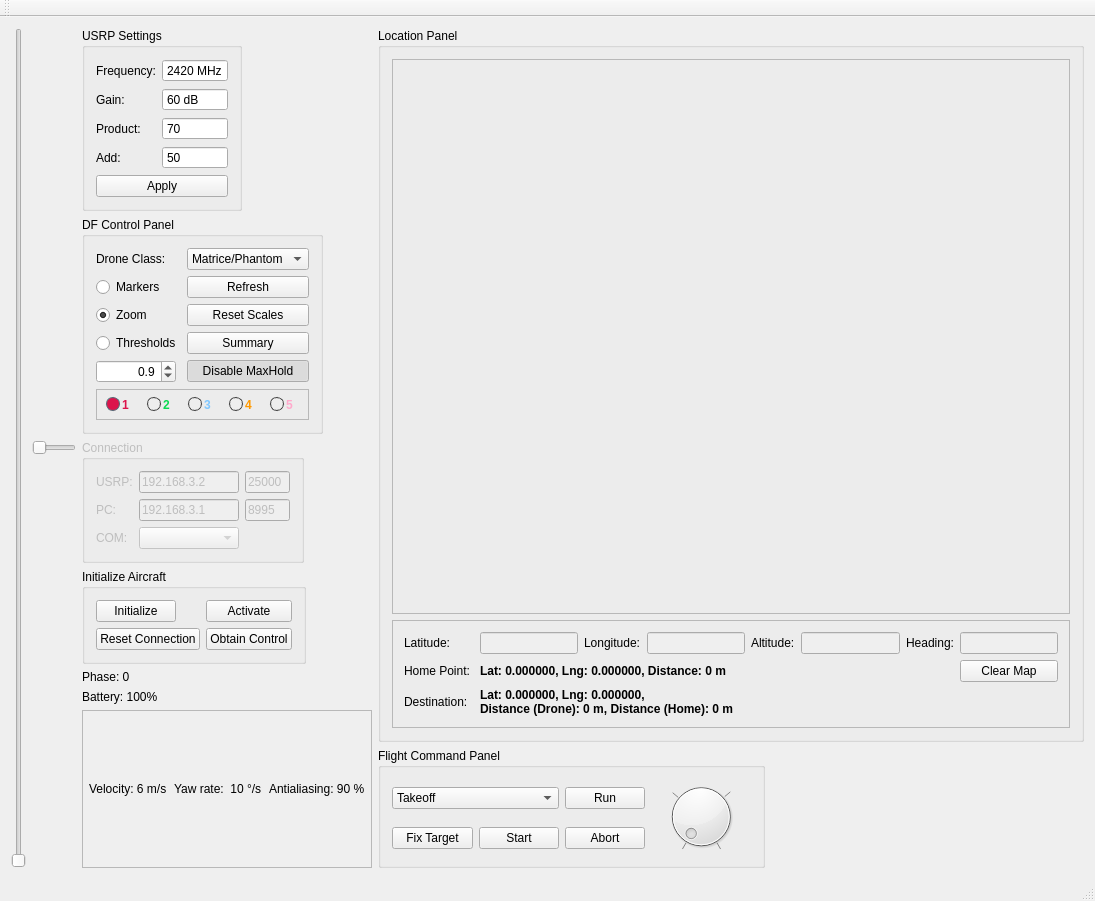
Valkaryne/Matrice600DF, file view/mainview.ui: the form before one commit.
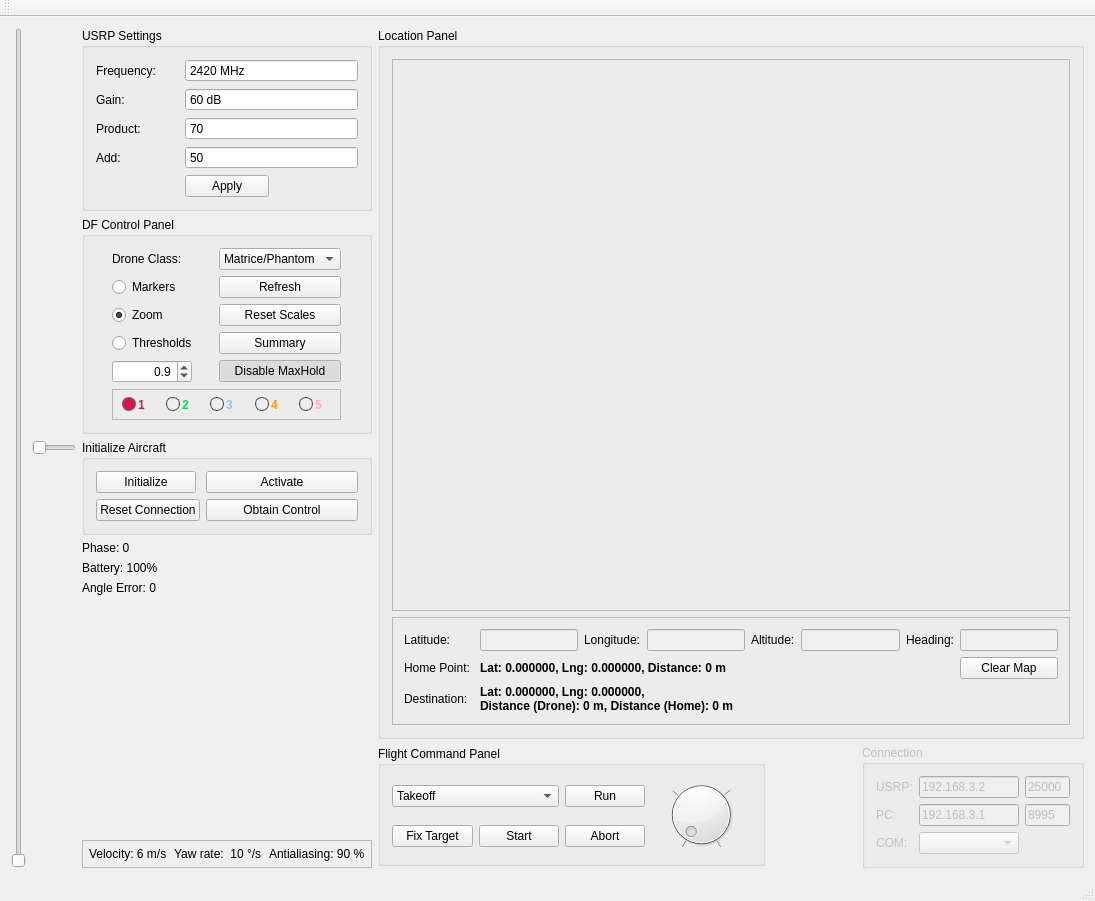
The form after the commit.

The edit to the form file:
```diff
--- a/view/mainview.ui
+++ b/view/mainview.ui
@@ -81,7 +81,7 @@
       <item>
        <widget class="QGroupBox" name="usrpBox">
         <property name="sizePolicy">
-         <sizepolicy hsizetype="Maximum" vsizetype="Maximum">
+         <sizepolicy hsizetype="MinimumExpanding" vsizetype="Maximum">
           <horstretch>0</horstretch>
           <verstretch>0</verstretch>
          </sizepolicy>
@@ -106,9 +106,15 @@
          </item>
          <item row="1" column="1" colspan="2">
           <widget class="QSpinBox" name="sb_gain">
+           <property name="sizePolicy">
+            <sizepolicy hsizetype="Preferred" vsizetype="Fixed">
+             <horstretch>0</horstretch>
+             <verstretch>0</verstretch>
+            </sizepolicy>
+           </property>
            <property name="maximumSize">
             <size>
-             <width>75</width>
+             <width>16777215</width>
              <height>16777215</height>
             </size>
            </property>
@@ -143,21 +149,14 @@
            </property>
           </widget>
          </item>
-         <item row="6" column="0" colspan="3">
-          <widget class="QPushButton" name="btn_apply">
-           <property name="sizePolicy">
-            <sizepolicy hsizetype="Preferred" vsizetype="Fixed">
-             <horstretch>0</horstretch>
-             <verstretch>0</verstretch>
-            </sizepolicy>
-           </property>
-           <property name="text">
-            <string>Apply</string>
-           </property>
-          </widget>
-         </item>
          <item row="0" column="1" colspan="2">
           <widget class="QDoubleSpinBox" name="sb_frequency">
+           <property name="sizePolicy">
+            <sizepolicy hsizetype="Preferred" vsizetype="Preferred">
+             <horstretch>0</horstretch>
+             <verstretch>0</verstretch>
+            </sizepolicy>
+           </property>
            <property name="minimumSize">
             <size>
              <width>0</width>
@@ -166,7 +165,7 @@
            </property>
            <property name="maximumSize">
             <size>
-             <width>75</width>
+             <width>16777215</width>
              <height>16777215</height>
             </size>
            </property>
@@ -194,7 +193,7 @@
           <widget class="QSpinBox" name="sb_temp_add">
            <property name="maximumSize">
             <size>
-             <width>75</width>
+             <width>16777215</width>
              <height>16777215</height>
             </size>
            </property>
@@ -213,7 +212,7 @@
           <widget class="QSpinBox" name="sb_temp_prod">
            <property name="maximumSize">
             <size>
-             <width>75</width>
+             <width>16777215</width>
              <height>16777215</height>
             </size>
            </property>
@@ -228,13 +227,32 @@
            </property>
           </widget>
          </item>
+         <item row="5" column="1">
+          <widget class="QPushButton" name="btn_apply">
+           <property name="sizePolicy">
+            <sizepolicy hsizetype="Preferred" vsizetype="Fixed">
+             <horstretch>0</horstretch>
+             <verstretch>0</verstretch>
+            </sizepolicy>
+           </property>
+           <property name="maximumSize">
+            <size>
+             <width>100</width>
+             <height>16777215</height>
+            </size>
+           </property>
+           <property name="text">
+            <string>Apply</string>
+           </property>
+          </widget>
+         </item>
         </layout>
        </widget>
       </item>
       <item>
        <widget class="QGroupBox" name="dfControlBox">
         <property name="sizePolicy">
-         <sizepolicy hsizetype="Maximum" vsizetype="Maximum">
+         <sizepolicy hsizetype="Preferred" vsizetype="Maximum">
           <horstretch>0</horstretch>
           <verstretch>0</verstretch>
          </sizepolicy>
@@ -243,84 +261,7 @@
          <string>DF Control Panel</string>
         </property>
         <layout class="QGridLayout" name="gridLayout_2">
-         <item row="1" column="1">
-          <widget class="QRadioButton" name="rb_markersMode">
-           <property name="text">
-            <string>Markers</string>
-           </property>
-           <property name="checked">
-            <bool>false</bool>
-           </property>
-           <attribute name="buttonGroup">
-            <string notr="true">bgr_modes</string>
-           </attribute>
-          </widget>
-         </item>
-         <item row="4" column="2">
-          <widget class="QPushButton" name="btn_maxHold">
-           <property name="sizePolicy">
-            <sizepolicy hsizetype="Preferred" vsizetype="Fixed">
-             <horstretch>0</horstretch>
-             <verstretch>0</verstretch>
-            </sizepolicy>
-           </property>
-           <property name="text">
-            <string>Disable MaxHold</string>
-           </property>
-           <property name="checkable">
-            <bool>true</bool>
-           </property>
-           <property name="checked">
-            <bool>true</bool>
-           </property>
-          </widget>
-         </item>
-         <item row="0" column="1">
-          <widget class="QLabel" name="lbl_droneClassSelect">
-           <property name="text">
-            <string>Drone Class:</string>
-           </property>
-          </widget>
-         </item>
-         <item row="0" column="2">
-          <widget class="QComboBox" name="cb_droneClassSelect">
-           <property name="sizePolicy">
-            <sizepolicy hsizetype="Maximum" vsizetype="Fixed">
-             <horstretch>0</horstretch>
-             <verstretch>0</verstretch>
-            </sizepolicy>
-           </property>
-           <item>
-            <property name="text">
-             <string>Matrice/Phantom</string>
-            </property>
-           </item>
-           <item>
-            <property name="text">
-             <string>Mavic/Spark</string>
-            </property>
-           </item>
-           <item>
-            <property name="text">
-             <string>Planer</string>
-            </property>
-           </item>
-          </widget>
-         </item>
-         <item row="1" column="2">
-          <widget class="QPushButton" name="btn_refresh">
-           <property name="sizePolicy">
-            <sizepolicy hsizetype="Preferred" vsizetype="Fixed">
-             <horstretch>0</horstretch>
-             <verstretch>0</verstretch>
-            </sizepolicy>
-           </property>
-           <property name="text">
-            <string>Refresh</string>
-           </property>
-          </widget>
-         </item>
-         <item row="3" column="1">
+         <item row="4" column="1">
           <widget class="QRadioButton" name="rb_thresholdMode">
            <property name="text">
             <string>Thresholds</string>
@@ -330,20 +271,7 @@
            </attribute>
           </widget>
          </item>
-         <item row="2" column="1">
-          <widget class="QRadioButton" name="rb_zoomMode">
-           <property name="text">
-            <string>Zoom</string>
-           </property>
-           <property name="checked">
-            <bool>true</bool>
-           </property>
-           <attribute name="buttonGroup">
-            <string notr="true">bgr_modes</string>
-           </attribute>
-          </widget>
-         </item>
-         <item row="3" column="2">
+         <item row="4" column="2">
           <widget class="QPushButton" name="btn_amMode">
            <property name="sizePolicy">
             <sizepolicy hsizetype="Preferred" vsizetype="Fixed">
@@ -359,7 +287,20 @@
            </property>
           </widget>
          </item>
-         <item row="4" column="1">
+         <item row="3" column="1">
+          <widget class="QRadioButton" name="rb_zoomMode">
+           <property name="text">
+            <string>Zoom</string>
+           </property>
+           <property name="checked">
+            <bool>true</bool>
+           </property>
+           <attribute name="buttonGroup">
+            <string notr="true">bgr_modes</string>
+           </attribute>
+          </widget>
+         </item>
+         <item row="5" column="1">
           <widget class="QDoubleSpinBox" name="sb_expCoeff">
            <property name="sizePolicy">
             <sizepolicy hsizetype="Preferred" vsizetype="Fixed">
@@ -393,7 +334,7 @@
            </property>
           </widget>
          </item>
-         <item row="2" column="2">
+         <item row="3" column="2">
           <widget class="QPushButton" name="btn_resetScales">
            <property name="sizePolicy">
             <sizepolicy hsizetype="Preferred" vsizetype="Fixed">
@@ -406,7 +347,84 @@
            </property>
           </widget>
          </item>
-         <item row="5" column="1" colspan="2">
+         <item row="2" column="1">
+          <widget class="QRadioButton" name="rb_markersMode">
+           <property name="text">
+            <string>Markers</string>
+           </property>
+           <property name="checked">
+            <bool>false</bool>
+           </property>
+           <attribute name="buttonGroup">
+            <string notr="true">bgr_modes</string>
+           </attribute>
+          </widget>
+         </item>
+         <item row="1" column="1">
+          <widget class="QLabel" name="lbl_droneClassSelect">
+           <property name="text">
+            <string>Drone Class:</string>
+           </property>
+          </widget>
+         </item>
+         <item row="1" column="2">
+          <widget class="QComboBox" name="cb_droneClassSelect">
+           <property name="sizePolicy">
+            <sizepolicy hsizetype="Maximum" vsizetype="Fixed">
+             <horstretch>0</horstretch>
+             <verstretch>0</verstretch>
+            </sizepolicy>
+           </property>
+           <item>
+            <property name="text">
+             <string>Matrice/Phantom</string>
+            </property>
+           </item>
+           <item>
+            <property name="text">
+             <string>Mavic/Spark</string>
+            </property>
+           </item>
+           <item>
+            <property name="text">
+             <string>Planer</string>
+            </property>
+           </item>
+          </widget>
+         </item>
+         <item row="5" column="2">
+          <widget class="QPushButton" name="btn_maxHold">
+           <property name="sizePolicy">
+            <sizepolicy hsizetype="Preferred" vsizetype="Fixed">
+             <horstretch>0</horstretch>
+             <verstretch>0</verstretch>
+            </sizepolicy>
+           </property>
+           <property name="text">
+            <string>Disable MaxHold</string>
+           </property>
+           <property name="checkable">
+            <bool>true</bool>
+           </property>
+           <property name="checked">
+            <bool>true</bool>
+           </property>
+          </widget>
+         </item>
+         <item row="2" column="2">
+          <widget class="QPushButton" name="btn_refresh">
+           <property name="sizePolicy">
+            <sizepolicy hsizetype="Preferred" vsizetype="Fixed">
+             <horstretch>0</horstretch>
+             <verstretch>0</verstretch>
+            </sizepolicy>
+           </property>
+           <property name="text">
+            <string>Refresh</string>
+           </property>
+          </widget>
+         </item>
+         <item row="6" column="1" colspan="2">
           <widget class="QFrame" name="markersFrame">
            <property name="frameShape">
             <enum>QFrame::StyledPanel</enum>
@@ -614,104 +632,10 @@
         </layout>
        </widget>
       </item>
-      <item>
-       <widget class="QGroupBox" name="connectionBox">
-        <property name="enabled">
-         <bool>false</bool>
-        </property>
-        <property name="sizePolicy">
-         <sizepolicy hsizetype="Maximum" vsizetype="Maximum">
-          <horstretch>0</horstretch>
-          <verstretch>0</verstretch>
-         </sizepolicy>
-        </property>
-        <property name="title">
-         <string>Connection</string>
-        </property>
-        <layout class="QGridLayout" name="gridLayout_3">
-         <item row="2" column="1">
-          <widget class="QComboBox" name="comboBox"/>
-         </item>
-         <item row="0" column="0">
-          <widget class="QLabel" name="lbl_usrp">
-           <property name="text">
-            <string>USRP:</string>
-           </property>
-          </widget>
-         </item>
-         <item row="2" column="0">
-          <widget class="QLabel" name="lbl_com">
-           <property name="text">
-            <string>COM:</string>
-           </property>
-          </widget>
-         </item>
-         <item row="0" column="1">
-          <widget class="QLineEdit" name="le_usrpIP">
-           <property name="maximumSize">
-            <size>
-             <width>100</width>
-             <height>16777215</height>
-            </size>
-           </property>
-           <property name="text">
-            <string>192.168.3.2</string>
-           </property>
-          </widget>
-         </item>
-         <item row="0" column="2">
-          <widget class="QLineEdit" name="le_usrpPort">
-           <property name="maximumSize">
-            <size>
-             <width>45</width>
-             <height>16777215</height>
-            </size>
-           </property>
-           <property name="text">
-            <string>25000</string>
-           </property>
-          </widget>
-         </item>
-         <item row="1" column="0">
-          <widget class="QLabel" name="lbl_pc">
-           <property name="text">
-            <string>PC:</string>
-           </property>
-          </widget>
-         </item>
-         <item row="1" column="1">
-          <widget class="QLineEdit" name="le_pcIP">
-           <property name="maximumSize">
-            <size>
-             <width>100</width>
-             <height>16777215</height>
-            </size>
-           </property>
-           <property name="text">
-            <string>192.168.3.1</string>
-           </property>
-          </widget>
-         </item>
-         <item row="1" column="2">
-          <widget class="QLineEdit" name="le_pcPort">
-           <property name="maximumSize">
-            <size>
-             <width>45</width>
-             <height>16777215</height>
-            </size>
-           </property>
-           <property name="text">
-            <string>8995</string>
-           </property>
-          </widget>
-         </item>
-        </layout>
-       </widget>
-      </item>
       <item>
        <widget class="QGroupBox" name="initAircraftBox">
         <property name="sizePolicy">
-         <sizepolicy hsizetype="Maximum" vsizetype="Maximum">
+         <sizepolicy hsizetype="Preferred" vsizetype="Maximum">
           <horstretch>0</horstretch>
           <verstretch>0</verstretch>
          </sizepolicy>
@@ -728,6 +652,12 @@
              <verstretch>0</verstretch>
             </sizepolicy>
            </property>
+           <property name="minimumSize">
+            <size>
+             <width>100</width>
+             <height>0</height>
+            </size>
+           </property>
            <property name="text">
             <string>Initialize</string>
            </property>
@@ -754,6 +684,12 @@
              <verstretch>0</verstretch>
             </sizepolicy>
            </property>
+           <property name="minimumSize">
+            <size>
+             <width>100</width>
+             <height>0</height>
+            </size>
+           </property>
            <property name="text">
             <string>Reset Connection</string>
            </property>
@@ -801,8 +737,34 @@
         </property>
        </widget>
       </item>
+      <item>
+       <widget class="QLabel" name="lbl_angerror">
+        <property name="text">
+         <string>Angle Error: 0</string>
+        </property>
+       </widget>
+      </item>
+      <item>
+       <spacer name="verticalSpacer">
+        <property name="orientation">
+         <enum>Qt::Vertical</enum>
+        </property>
+        <property name="sizeHint" stdset="0">
+         <size>
+          <width>20</width>
+          <height>40</height>
+         </size>
+        </property>
+       </spacer>
+      </item>
       <item>
        <widget class="QFrame" name="speedFrame">
+        <property name="sizePolicy">
+         <sizepolicy hsizetype="Preferred" vsizetype="Preferred">
+          <horstretch>0</horstretch>
+          <verstretch>0</verstretch>
+         </sizepolicy>
+        </property>
         <property name="frameShape">
          <enum>QFrame::StyledPanel</enum>
         </property>
@@ -1147,6 +1109,106 @@
         </layout>
        </widget>
       </item>
+      <item row="1" column="2">
+       <widget class="QGroupBox" name="connectionBox">
+        <property name="enabled">
+         <bool>false</bool>
+        </property>
+        <property name="sizePolicy">
+         <sizepolicy hsizetype="Maximum" vsizetype="Maximum">
+          <horstretch>0</horstretch>
+          <verstretch>0</verstretch>
+         </sizepolicy>
+        </property>
+        <property name="title">
+         <string>Connection</string>
+        </property>
+        <layout class="QGridLayout" name="gridLayout_3">
+         <item row="2" column="1">
+          <widget class="QComboBox" name="comboBox"/>
+         </item>
+         <item row="0" column="0">
+          <widget class="QLabel" name="lbl_usrp">
+           <property name="sizePolicy">
+            <sizepolicy hsizetype="Maximum" vsizetype="Preferred">
+             <horstretch>0</horstretch>
+             <verstretch>0</verstretch>
+            </sizepolicy>
+           </property>
+           <property name="text">
+            <string>USRP:</string>
+           </property>
+          </widget>
+         </item>
+         <item row="2" column="0">
+          <widget class="QLabel" name="lbl_com">
+           <property name="text">
+            <string>COM:</string>
+           </property>
+          </widget>
+         </item>
+         <item row="0" column="1">
+          <widget class="QLineEdit" name="le_usrpIP">
+           <property name="maximumSize">
+            <size>
+             <width>100</width>
+             <height>16777215</height>
+            </size>
+           </property>
+           <property name="text">
+            <string>192.168.3.2</string>
+           </property>
+          </widget>
+         </item>
+         <item row="0" column="2">
+          <widget class="QLineEdit" name="le_usrpPort">
+           <property name="maximumSize">
+            <size>
+             <width>45</width>
+             <height>16777215</height>
+            </size>
+           </property>
+           <property name="text">
+            <string>25000</string>
+           </property>
+          </widget>
+         </item>
+         <item row="1" column="0">
+          <widget class="QLabel" name="lbl_pc">
+           <property name="text">
+            <string>PC:</string>
+           </property>
+          </widget>
+         </item>
+         <item row="1" column="1">
+          <widget class="QLineEdit" name="le_pcIP">
+           <property name="maximumSize">
+            <size>
+             <width>100</width>
+             <height>16777215</height>
+            </size>
+           </property>
+           <property name="text">
+            <string>192.168.3.1</string>
+           </property>
+          </widget>
+         </item>
+         <item row="1" column="2">
+          <widget class="QLineEdit" name="le_pcPort">
+           <property name="maximumSize">
+            <size>
+             <width>45</width>
+             <height>16777215</height>
+            </size>
+           </property>
+           <property name="text">
+            <string>8995</string>
+           </property>
+          </widget>
+         </item>
+        </layout>
+       </widget>
+      </item>
      </layout>
     </item>
    </layout>
```
Left out of the diff: 4 changed lines with no effect on the pictures.
